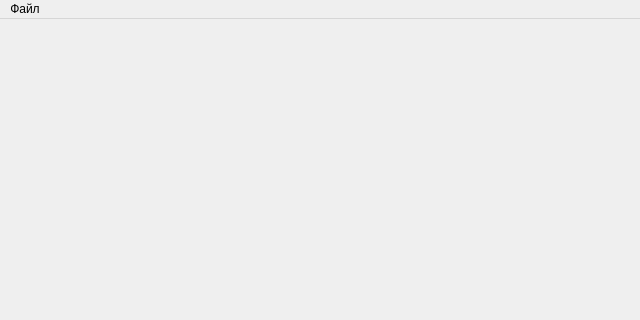
Qt form gui.ui (gug2/Chains) before a commit; both pictures show x 0 to 640 and y 0 to 320 of the 640 by 480 pixel window.
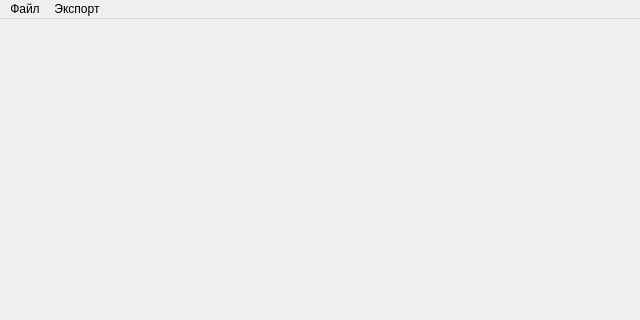
The same form after that commit.

Diff of the .ui file:
```diff
--- a/gui.ui
+++ b/gui.ui
@@ -29,7 +29,14 @@
     </property>
     <addaction name="importAction"/>
    </widget>
+   <widget class="QMenu" name="exportMenu">
+    <property name="title">
+     <string>Экспорт</string>
+    </property>
+    <addaction name="exportPathAction"/>
+   </widget>
    <addaction name="fileMenu"/>
+   <addaction name="exportMenu"/>
   </widget>
   <widget class="QStatusBar" name="statusbar"/>
   <action name="importAction">
```
Left out of the diff: 5 changed lines with no effect on the pictures.
